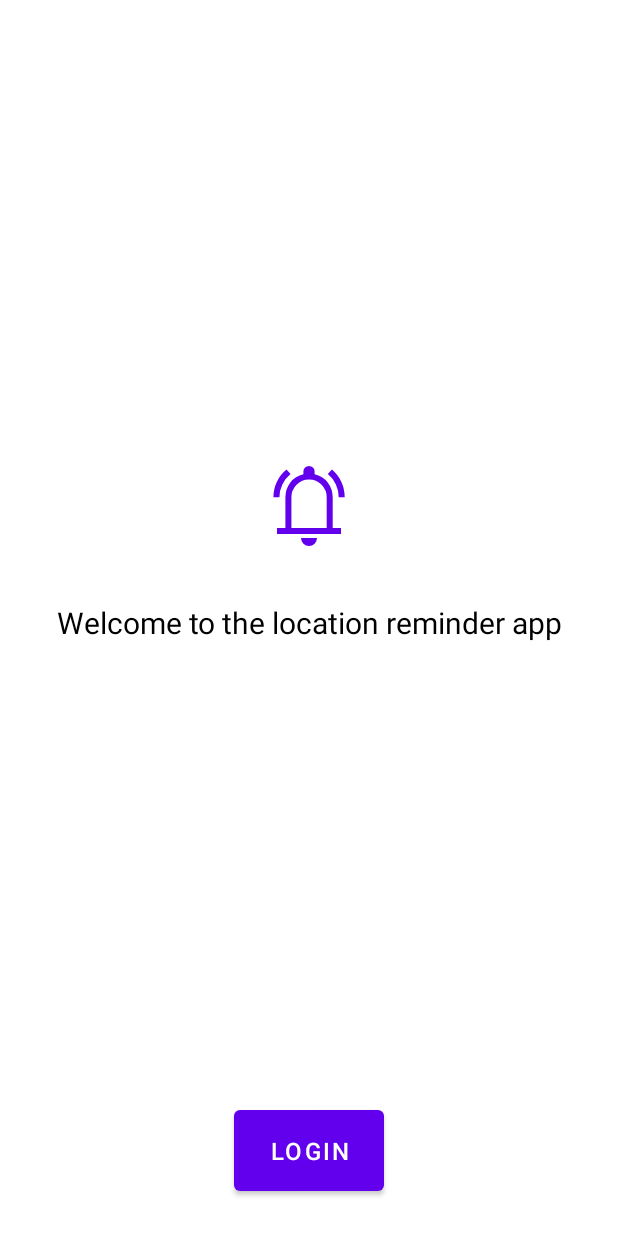
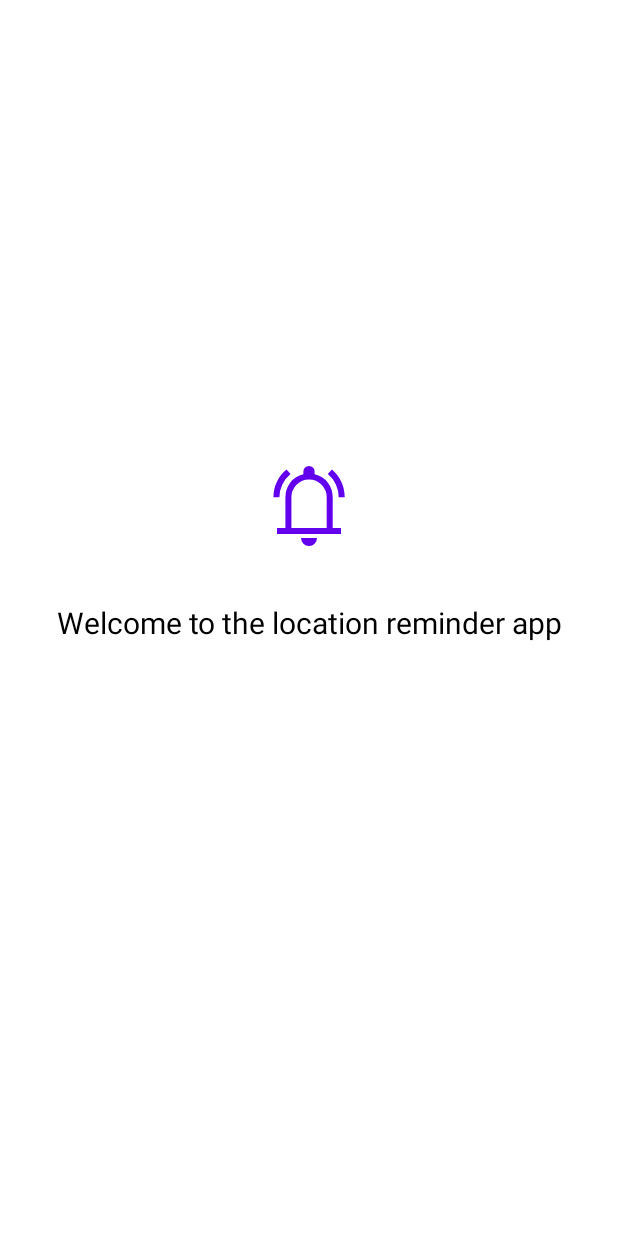
Before and after one commit to Abdallah-Abdelazim/nd940-location-reminder-android, an Android app: the layout activity_authentication.xml on its own in the app's theme, with its tools: preview values and no code run, on a phone screen of 412 x 824 dp. Run offline under Robolectric (Android 15) with nearby library versions, the phone set to English and light mode, and no system bars.

Commit message:
Enhance `AuthenticationActivity`

```diff
--- a/app/src/main/java/com/abdallah_abdelazim/locationreminder/authentication/AuthenticationActivity.kt
+++ b/app/src/main/java/com/abdallah_abdelazim/locationreminder/authentication/AuthenticationActivity.kt
@@ -14,6 +14,7 @@ import androidx.lifecycle.lifecycleScope
 import com.abdallah_abdelazim.locationreminder.R
 import com.abdallah_abdelazim.locationreminder.databinding.ActivityAuthenticationBinding
 import com.abdallah_abdelazim.locationreminder.reminders.RemindersActivity
+import com.abdallah_abdelazim.locationreminder.utils.fadeIn
 import com.firebase.ui.auth.AuthUI
 import com.firebase.ui.auth.IdpResponse
 import com.google.firebase.auth.FirebaseAuth
@@ -59,6 +60,7 @@ class AuthenticationActivity : AppCompatActivity() {
                     }
                     AuthenticationStatus.LOGGED_OUT -> {
                         Log.d(TAG, "User is logged out")
+                        binding.btnLogin.fadeIn()
                     }
                 }
             }
@@ -81,6 +83,8 @@ class AuthenticationActivity : AppCompatActivity() {
                         AuthUI.IdpConfig.GoogleBuilder().build()
                     )
                 )
+                .setTheme(R.style.Theme_LocationReminder)
+                .setLogo(R.drawable.ic_app_logo)
                 .build()
         )
     }
--- a/app/src/main/res/layout/activity_authentication.xml
+++ b/app/src/main/res/layout/activity_authentication.xml
@@ -47,6 +47,7 @@
             android:paddingVertical="@dimen/padding_normal"
             android:text="@string/login"
             android:textSize="@dimen/text_size_normal"
+            android:visibility="invisible"
             app:layout_constraintBottom_toBottomOf="parent"
             app:layout_constraintEnd_toEndOf="parent"
             app:layout_constraintStart_toStartOf="parent" />
```
